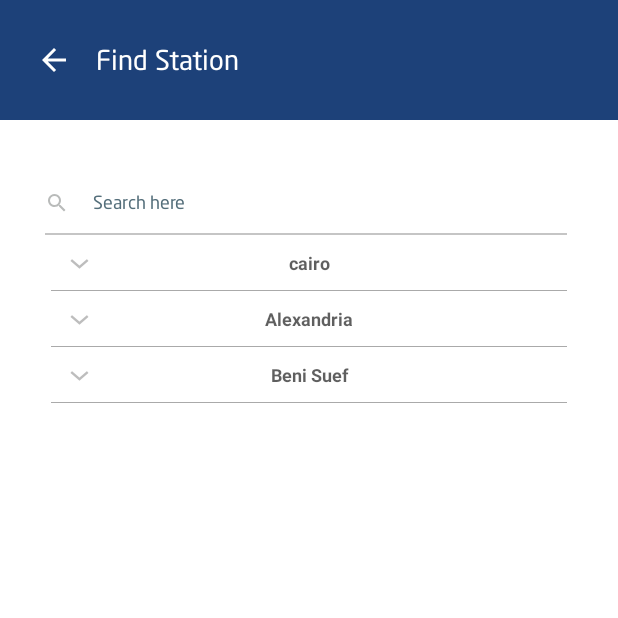
After one commit to mohannadahmed00/TelefreikAndroidApp, an Android app built with Jetpack Compose: the fragment PrivateSearchFragment shown on its own in the app's theme, on a phone screen of 412 x 824 dp, the top half of it. The commit adds this screen. Run offline under Robolectric (Android 15) with nearby library versions, the phone set to English and light mode, and no system bars; libraries missing offline, so code that uses them is left out: androidx.multidex; 3 statements that could not run were skipped.

Commit message:
search in new screen and some edits have been changed

```diff
--- a/app/src/main/java/com/teleferik/ui/home/HomeFragment.kt
+++ b/app/src/main/java/com/teleferik/ui/home/HomeFragment.kt
@@ -489,7 +489,7 @@ class HomeFragment : BaseFragment<HomeViewModel, FragmentHomeBinding, HomeRepo>(
     override fun onCategoryClicked(item: Transport, pos: Int, list: MutableList<Transport>) {
         when (item.type) {
             "Trains" -> {
-                Toast.makeText(context,"soon",Toast.LENGTH_LONG).show()
+                Toast.makeText(context,getString(R.string.soon),Toast.LENGTH_LONG).show()
             }
             "Private" -> {
                 findNavController().navigate(HomeFragmentDirections.actionNavigationHomeToPrivateGraph())
--- /dev/null
+++ b/app/src/main/java/com/teleferik/ui/privateTrip/privateSearch/PrivateSearchFragment.kt
@@ -0,0 +1,75 @@
+package com.teleferik.ui.privateTrip.privateSearch
+
+import android.content.Context
+import android.os.Bundle
+import androidx.fragment.app.Fragment
+import android.view.LayoutInflater
+import android.view.View
+import android.view.ViewGroup
+import android.view.inputmethod.InputMethodManager
+import android.widget.Toast
+import androidx.core.os.bundleOf
+import androidx.fragment.app.setFragmentResult
+import androidx.fragment.app.setFragmentResultListener
+import androidx.navigation.fragment.findNavController
+import androidx.navigation.fragment.navArgs
+import com.teleferik.R
+import com.teleferik.base.BaseFragment
+import com.teleferik.data.network.apisInterfaces.ApisService
+import com.teleferik.databinding.FragmentPrivateSearchBinding
+import com.teleferik.databinding.FragmentPrivateTripBinding
+import com.teleferik.databinding.FragmentSearchCitiesBinding
+import com.teleferik.ui.home.searchCities.SearchCitiesFragmentArgs
+import com.teleferik.ui.privateTrip.ExpandableListDataPump
+import com.teleferik.ui.privateTrip.PrivateRepo
+import com.teleferik.ui.privateTrip.PrivateTripViewModel
+import com.teleferik.ui.privateTrip.adapters.StationsAdapter
+import com.teleferik.utils.Constants
+
+class PrivateSearchFragment : BaseFragment<PrivateTripViewModel, FragmentPrivateSearchBinding, PrivateRepo>() {
+
+    private val args: PrivateSearchFragmentArgs by navArgs()
+    override fun getFragmentBinding(
+        inflater: LayoutInflater,
+        container: ViewGroup?,
+        b: Boolean
+    ): FragmentPrivateSearchBinding = FragmentPrivateSearchBinding.inflate(layoutInflater)
+
+    override fun getViewModel(): Class<PrivateTripViewModel> {
+        return PrivateTripViewModel::class.java
+    }
+
+    override fun getFragmentRepo(): PrivateRepo {
+        return PrivateRepo(remoteDataSource.buildApi(ApisService::class.java))
+    }
+
+    override fun handleView() {
+        val expandableListDetail = ExpandableListDataPump.getData()
+        val expandableListTitle = expandableListDetail.keys.toList()
+        val adapter = StationsAdapter(context,expandableListTitle,expandableListDetail)
+        binding.includePrivateSearch.exLvStations.setAdapter(adapter)
+        binding.includePrivateSearch.exLvStations.setOnGroupExpandListener {
+            Toast.makeText(context, expandableListTitle[it] + "List Expanded", Toast.LENGTH_SHORT).show()
+        }
+        binding.includePrivateSearch.exLvStations.setOnGroupCollapseListener {
+            Toast.makeText(context, expandableListTitle[it] + "List Collapsed", Toast.LENGTH_SHORT).show()
+        }
+        binding.includePrivateSearch.exLvStations.setOnChildClickListener { _, _, groupPosition, childPosition, _ ->
+            if (args.isSearchFromStart){
+                setFragmentResult("start", bundleOf("station" to expandableListDetail[expandableListTitle[groupPosition]]?.get(childPosition)))
+            }else{
+                setFragmentResult("end", bundleOf("station" to expandableListDetail[expandableListTitle[groupPosition]]?.get(childPosition)))
+            }
+            binding.includePrivateSearch.edtSearch.postDelayed(Runnable {
+                val keyboard = requireContext().getSystemService(Context.INPUT_METHOD_SERVICE) as InputMethodManager?
+                keyboard!!.hideSoftInputFromWindow(binding.includePrivateSearch.edtSearch.windowToken, 0)
+                findNavController().navigateUp()
+            }, 200)
+            //Toast.makeText(context, expandableListTitle[groupPosition] + " -> " + expandableListDetail[expandableListTitle[groupPosition]]?.get(childPosition), Toast.LENGTH_SHORT).show()
+            false
+        }
+        binding.imgBack.setOnClickListener{findNavController().navigateUp()}
+        if (args.stringStation != "-") binding.includePrivateSearch.edtSearch.setText(args.stringStation)
+
+    }
+}
--- /dev/null
+++ b/app/src/main/res/layout/fragment_private_search.xml
@@ -0,0 +1,112 @@
+<?xml version="1.0" encoding="utf-8"?>
+<androidx.constraintlayout.widget.ConstraintLayout xmlns:android="http://schemas.android.com/apk/res/android"
+    xmlns:tools="http://schemas.android.com/tools"
+    android:layout_width="match_parent"
+    android:layout_height="match_parent"
+    xmlns:app="http://schemas.android.com/apk/res-auto"
+    tools:context=".ui.privateTrip.privateSearch.PrivateSearchFragment">
+
+    <androidx.constraintlayout.widget.ConstraintLayout
+        android:id="@+id/top_bar"
+        android:layout_width="match_parent"
+        android:layout_height="@dimen/_80dp"
+        android:background="@color/base_app_color"
+        app:layout_constraintBottom_toBottomOf="parent"
+        app:layout_constraintEnd_toEndOf="parent"
+        app:layout_constraintStart_toStartOf="parent"
+        app:layout_constraintTop_toTopOf="parent"
+        app:layout_constraintVertical_bias="0.0">
+
+        <ImageView
+            android:id="@+id/imgBack"
+            android:layout_width="wrap_content"
+            android:layout_height="wrap_content"
+            android:layout_marginStart="@dimen/_24dp"
+            app:layout_constraintBottom_toBottomOf="parent"
+            app:layout_constraintStart_toStartOf="parent"
+            app:layout_constraintTop_toTopOf="parent"
+            app:srcCompat="@drawable/ic_back"
+            app:tint="@color/white" />
+
+        <TextView
+            android:id="@+id/textView12"
+            android:layout_width="wrap_content"
+            android:layout_height="wrap_content"
+            android:layout_marginStart="@dimen/_16dp"
+            android:fontFamily="@font/regular"
+            android:text="@string/find_station"
+            android:textColor="@color/white"
+            android:textSize="@dimen/_18sp"
+            app:layout_constraintBottom_toBottomOf="@+id/imgBack"
+            app:layout_constraintStart_toEndOf="@+id/imgBack"
+            app:layout_constraintTop_toTopOf="@+id/imgBack" />
+    </androidx.constraintlayout.widget.ConstraintLayout>
+
+    <include
+        android:id="@+id/includePrivateSearch"
+        layout="@layout/view_private_search"
+        android:layout_width="match_parent"
+        android:layout_height="0dp"
+        app:layout_constraintBottom_toBottomOf="parent"
+        app:layout_constraintEnd_toEndOf="parent"
+        app:layout_constraintStart_toStartOf="parent"
+        app:layout_constraintTop_toBottomOf="@+id/top_bar"
+        app:layout_constraintVertical_bias="0.0" />
+
+    <!--<EditText
+        android:id="@+id/edtSearch"
+        android:layout_width="match_parent"
+        android:layout_height="wrap_content"
+        android:layout_marginStart="@dimen/_30dp"
+        android:layout_marginTop="@dimen/_27dp"
+        android:layout_marginEnd="@dimen/_34dp"
+        android:background="@android:color/transparent"
+        android:drawableStart="@drawable/ic_search_black_24_dp"
+        android:drawablePadding="@dimen/_16dp"
+        android:fontFamily="@font/regular"
+        android:hint="@string/search_here"
+        android:imeOptions="actionSearch"
+        android:inputType="text"
+        android:lines="1"
+        android:minHeight="48dp"
+        android:paddingTop="@dimen/_16dp"
+        android:paddingBottom="@dimen/_8dp"
+        android:textAlignment="viewStart"
+        android:textAllCaps="false"
+        android:textColor="@color/gray4"
+        android:textColorHint="#546E7A"
+        android:textSize="@dimen/_12sp"
+        app:layout_constraintBottom_toTopOf="@id/view"
+        app:layout_constraintEnd_toEndOf="parent"
+        app:layout_constraintStart_toStartOf="parent"
+        app:layout_constraintTop_toBottomOf="@id/top_bar"
+        app:layout_constraintVertical_bias="0.0"/>
+    <View
+        android:id="@+id/view"
+        android:layout_width="match_parent"
+        android:layout_height="1dp"
+        android:background="@color/gray4"
+        android:alpha=".4"
+        android:layout_marginStart="@dimen/_30dp"
+        android:layout_marginEnd="@dimen/_34dp"
+        app:layout_constraintEnd_toEndOf="@+id/edtSearch"
+        app:layout_constraintStart_toStartOf="@+id/edtSearch"
+        app:layout_constraintTop_toBottomOf="@+id/edtSearch"/>
+
+    <ExpandableListView
+        android:indicatorLeft="?android:attr/expandableListPreferredItemIndicatorLeft"
+        android:divider="@android:color/darker_gray"
+        android:dividerHeight="0.5dp"
+        android:id="@+id/exLvStations"
+        android:textAlignment="center"
+        android:layout_width="match_parent"
+        android:layout_height="500dp"
+        android:layout_marginHorizontal="@dimen/_34dp"
+        app:layoutManager="androidx.recyclerview.widget.LinearLayoutManager"
+        app:layout_constraintEnd_toEndOf="@+id/view"
+        app:layout_constraintStart_toStartOf="@+id/view"
+        app:layout_constraintTop_toBottomOf="@id/view"
+        tools:layout_editor_absoluteY="10dp"
+        tools:listitem="@layout/row_air_ports_search_results" />-->
+
+</androidx.constraintlayout.widget.ConstraintLayout>
--- a/app/src/main/res/layout/view_private_trip_type.xml
+++ b/app/src/main/res/layout/view_private_trip_type.xml
@@ -32,7 +32,7 @@
             android:id="@+id/iv_icon"
             android:layout_width="match_parent"
             android:layout_height="wrap_content"
-            android:src="@drawable/ic_bus" />
+            android:src="@drawable/ic_bus"/>
 
         <TextView
             android:id="@+id/tv_trip_type"
--- a/app/src/main/res/values/strings.xml
+++ b/app/src/main/res/values/strings.xml
@@ -193,7 +193,6 @@ Account created successfully ! \n You will be taken to the home page
         <item>28</item>
 
 
-
     </string-array>
 
     <!--    <string-array name="passengers_child">-->
@@ -236,4 +235,7 @@ Account created successfully ! \n You will be taken to the home page
     <string name="ticket">Ticket</string>
     <string name="to_reservations">Go to reservations</string>
     <string name="choose_passenger_number">Choose Passenger Number</string>
+    <!-- TODO: Remove or change this placeholder text -->
+    <string name="hello_blank_fragment">Hello blank fragment</string>
+    <string name="find_station">Find Station</string>
 </resources>
```
Also changed, not shown: app/src/main/java/com/teleferik/ui/privateTrip/PrivateTripFragment.kt (+101 -79 lines), app/src/main/res/layout/view_private_passenger_number.xml (+15 -3 lines), app/src/main/res/navigation/private_graph.xml (+18 -0 lines), 1 other file.
